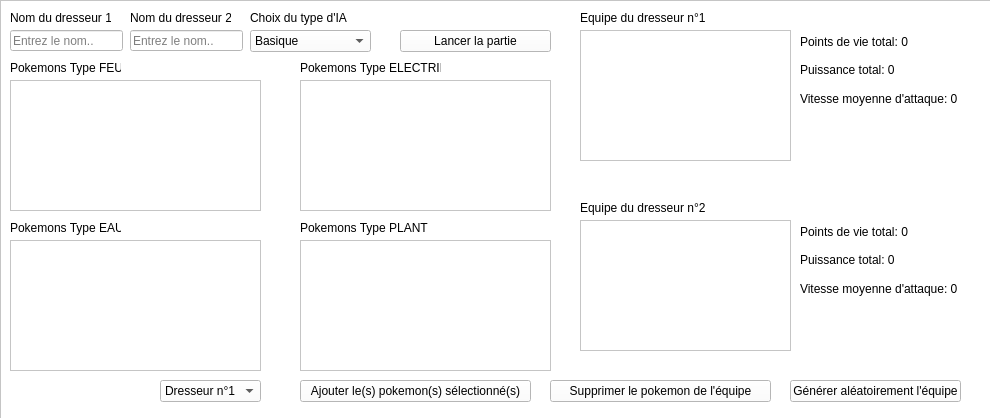
Qt form homewidget.ui (s1nyx/TP-Pokemon) before a commit.
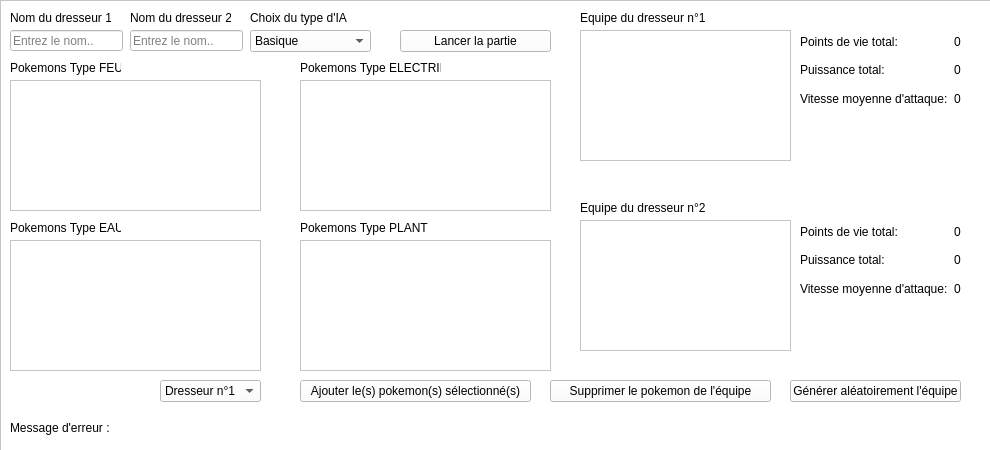
The same form after that commit.

Commit message: feat(images, homewidget): Added pokemons team data, pokemons images, able to start the game, showing errors

What changed in the file:
```diff
--- a/homewidget.ui
+++ b/homewidget.ui
@@ -7,7 +7,7 @@
     <x>0</x>
     <y>0</y>
     <width>990</width>
-    <height>418</height>
+    <height>450</height>
    </rect>
   </property>
   <property name="palette">
@@ -461,7 +461,7 @@
      <x>0</x>
      <y>0</y>
      <width>1011</width>
-     <height>421</height>
+     <height>451</height>
     </rect>
    </property>
    <property name="autoFillBackground">
@@ -749,72 +749,6 @@
      <string>Générer aléatoirement l'équipe</string>
     </property>
    </widget>
-   <widget class="QWidget" name="verticalLayoutWidget">
-    <property name="geometry">
-     <rect>
-      <x>800</x>
-      <y>30</y>
-      <width>160</width>
-      <height>80</height>
-     </rect>
-    </property>
-    <layout class="QVBoxLayout" name="verticalLayout">
-     <item>
-      <widget class="QLabel" name="label_10">
-       <property name="text">
-        <string>Points de vie total: 0</string>
-       </property>
-      </widget>
-     </item>
-     <item>
-      <widget class="QLabel" name="label_11">
-       <property name="text">
-        <string>Puissance total: 0</string>
-       </property>
-      </widget>
-     </item>
-     <item>
-      <widget class="QLabel" name="label_12">
-       <property name="text">
-        <string>Vitesse moyenne d'attaque: 0</string>
-       </property>
-      </widget>
-     </item>
-    </layout>
-   </widget>
-   <widget class="QWidget" name="verticalLayoutWidget_2">
-    <property name="geometry">
-     <rect>
-      <x>800</x>
-      <y>220</y>
-      <width>160</width>
-      <height>80</height>
-     </rect>
-    </property>
-    <layout class="QVBoxLayout" name="verticalLayout_2">
-     <item>
-      <widget class="QLabel" name="label_13">
-       <property name="text">
-        <string>Points de vie total: 0</string>
-       </property>
-      </widget>
-     </item>
-     <item>
-      <widget class="QLabel" name="label_14">
-       <property name="text">
-        <string>Puissance total: 0</string>
-       </property>
-      </widget>
-     </item>
-     <item>
-      <widget class="QLabel" name="label_15">
-       <property name="text">
-        <string>Vitesse moyenne d'attaque: 0</string>
-       </property>
-      </widget>
-     </item>
-    </layout>
-   </widget>
    <widget class="QPushButton" name="addPokemon">
     <property name="geometry">
      <rect>
@@ -848,6 +782,140 @@
      </property>
     </item>
    </widget>
+   <widget class="QLabel" name="label_16">
+    <property name="geometry">
+     <rect>
+      <x>10</x>
+      <y>420</y>
+      <width>101</width>
+      <height>16</height>
+     </rect>
+    </property>
+    <property name="text">
+     <string>Message d'erreur :</string>
+    </property>
+   </widget>
+   <widget class="QLabel" name="errorInput">
+    <property name="geometry">
+     <rect>
+      <x>125</x>
+      <y>420</y>
+      <width>840</width>
+      <height>16</height>
+     </rect>
+    </property>
+    <property name="text">
+     <string/>
+    </property>
+   </widget>
+   <widget class="QWidget" name="gridLayoutWidget">
+    <property name="geometry">
+     <rect>
+      <x>800</x>
+      <y>30</y>
+      <width>171</width>
+      <height>80</height>
+     </rect>
+    </property>
+    <layout class="QGridLayout" name="gridLayout">
+     <item row="1" column="0">
+      <widget class="QLabel" name="label_18">
+       <property name="text">
+        <string>Puissance total:</string>
+       </property>
+      </widget>
+     </item>
+     <item row="2" column="0">
+      <widget class="QLabel" name="label_19">
+       <property name="text">
+        <string>Vitesse moyenne d'attaque:</string>
+       </property>
+      </widget>
+     </item>
+     <item row="0" column="0">
+      <widget class="QLabel" name="label_17">
+       <property name="text">
+        <string>Points de vie total:</string>
+       </property>
+      </widget>
+     </item>
+     <item row="0" column="1">
+      <widget class="QLabel" name="trainer1TotalHP">
+       <property name="text">
+        <string>0</string>
+       </property>
+      </widget>
+     </item>
+     <item row="1" column="1">
+      <widget class="QLabel" name="trainer1TotalCP">
+       <property name="text">
+        <string>0</string>
+       </property>
+      </widget>
+     </item>
+     <item row="2" column="1">
+      <widget class="QLabel" name="trainer1SpeedAvg">
+       <property name="text">
+        <string>0</string>
+       </property>
+      </widget>
+     </item>
+    </layout>
+   </widget>
+   <widget class="QWidget" name="gridLayoutWidget_2">
+    <property name="geometry">
+     <rect>
+      <x>800</x>
+      <y>220</y>
+      <width>171</width>
+      <height>80</height>
+     </rect>
+    </property>
+    <layout class="QGridLayout" name="gridLayout_2">
+     <item row="1" column="0">
+      <widget class="QLabel" name="label_23">
+       <property name="text">
+        <string>Puissance total:</string>
+       </property>
+      </widget>
+     </item>
+     <item row="2" column="0">
+      <widget class="QLabel" name="label_24">
+       <property name="text">
+        <string>Vitesse moyenne d'attaque:</string>
+       </property>
+      </widget>
+     </item>
+     <item row="0" column="0">
+      <widget class="QLabel" name="label_25">
+       <property name="text">
+        <string>Points de vie total:</string>
+       </property>
+      </widget>
+     </item>
+     <item row="0" column="1">
+      <widget class="QLabel" name="trainer2TotalHP">
+       <property name="text">
+        <string>0</string>
+       </property>
+      </widget>
+     </item>
+     <item row="1" column="1">
+      <widget class="QLabel" name="trainer2TotalCP">
+       <property name="text">
+        <string>0</string>
+       </property>
+      </widget>
+     </item>
+     <item row="2" column="1">
+      <widget class="QLabel" name="trainer2SpeedAvg">
+       <property name="text">
+        <string>0</string>
+       </property>
+      </widget>
+     </item>
+    </layout>
+   </widget>
   </widget>
  </widget>
  <resources/>
```
The commit also changes 65 other files.
